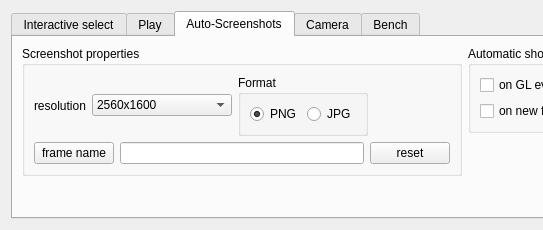
Above: usr/jcl/glnemo2/src/formoptions.ui from teuben/nemo before the change; both pictures show x 0 to 543 and y 0 to 230 of the 786 by 230 pixel window. Below: the same form after it.
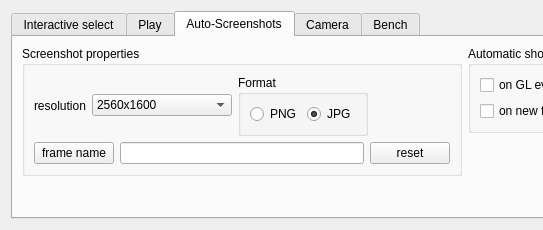
That is the form after the change. Icons and pictures are not drawn.

```diff
--- a/usr/jcl/glnemo2/src/formoptions.ui
+++ b/usr/jcl/glnemo2/src/formoptions.ui
@@ -2046,7 +2046,7 @@
                 <string>PNG</string>
                </property>
                <property name="checked">
-                <bool>true</bool>
+                <bool>false</bool>
                </property>
               </widget>
              </item>
@@ -2055,6 +2055,9 @@
                <property name="text">
                 <string>JPG</string>
                </property>
+               <property name="checked">
+                <bool>true</bool>
+               </property>
               </widget>
              </item>
             </layout>
```
